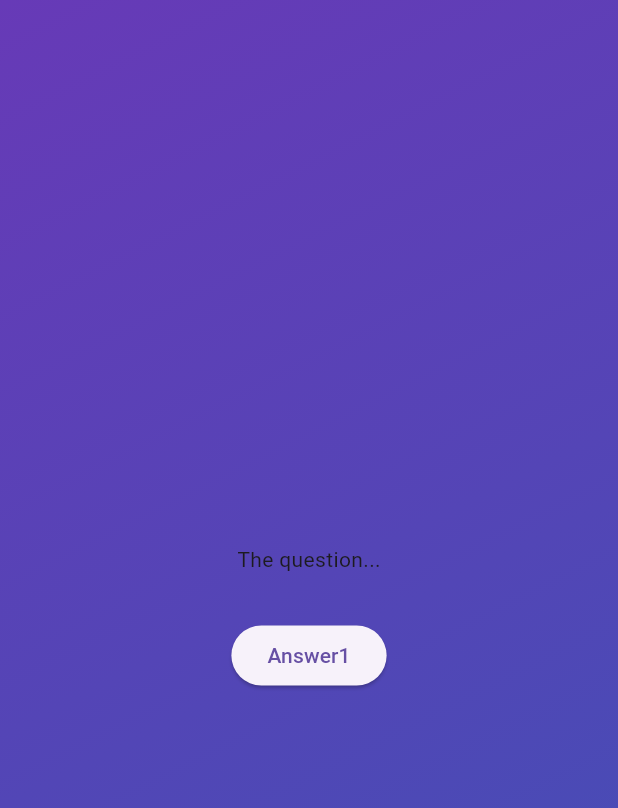
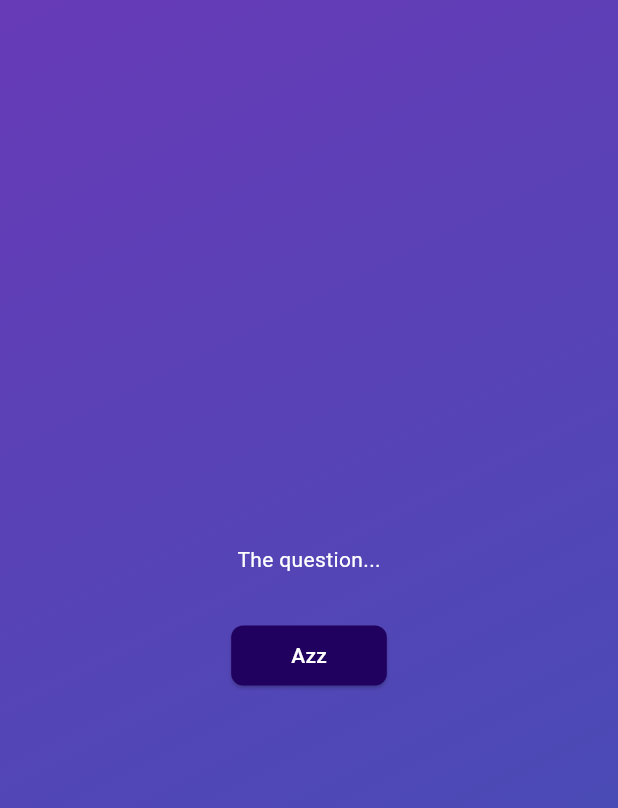
Before and after one commit to justoverclockl/flutter-quiz-app, a Flutter app: the screen it shows after launch, after a tap on "Start the quiz", on a phone screen of 412 x 824 dp. Shown: the top 808 px of the screen. Run offline on Flutter 3.47's test engine with Material 3 defaults, Android fonts, the phone set to English and light mode, and no system bars.

Commit message:
style button into a separate custom widget

```diff
--- /dev/null
+++ b/lib/answer_button.dart
@@ -0,0 +1,26 @@
+import 'package:flutter/material.dart';
+
+class AnswerButton extends StatelessWidget {
+  const AnswerButton({super.key, required this.text, required this.onTap});
+
+  final String text;
+  final void Function() onTap;
+
+  @override
+  Widget build(BuildContext context) {
+    return ElevatedButton(
+      onPressed: onTap,
+      style: ElevatedButton.styleFrom(
+          padding: const EdgeInsets.symmetric(
+            horizontal: 40,
+            vertical: 10,
+          ),
+          backgroundColor: const Color.fromARGB(255, 33, 1, 95),
+          foregroundColor: Colors.white,
+          shape: RoundedRectangleBorder(
+            borderRadius: BorderRadius.circular(8),
+          )),
+      child: Text(text),
+    );
+  }
+}
--- a/lib/questions_screen.dart
+++ b/lib/questions_screen.dart
@@ -1,4 +1,5 @@
 import 'package:flutter/material.dart';
+import 'package:quiz_app/answer_button.dart';
 
 class QuestionScreen extends StatefulWidget {
   const QuestionScreen({super.key});
@@ -15,13 +16,16 @@ class _QuestionScreenState extends State<QuestionScreen> {
       child: Column(
         mainAxisAlignment: MainAxisAlignment.center,
         children: [
-          const Text('The question...'),
+          const Text(
+            'The question...',
+            style: TextStyle(color: Colors.white),
+          ),
           const SizedBox(
             height: 30,
           ),
-          ElevatedButton(
-            onPressed: () {},
-            child: const Text('Answer1'),
+          AnswerButton(
+            text: 'Azz',
+            onTap: () {},
           )
         ],
       ),
```
